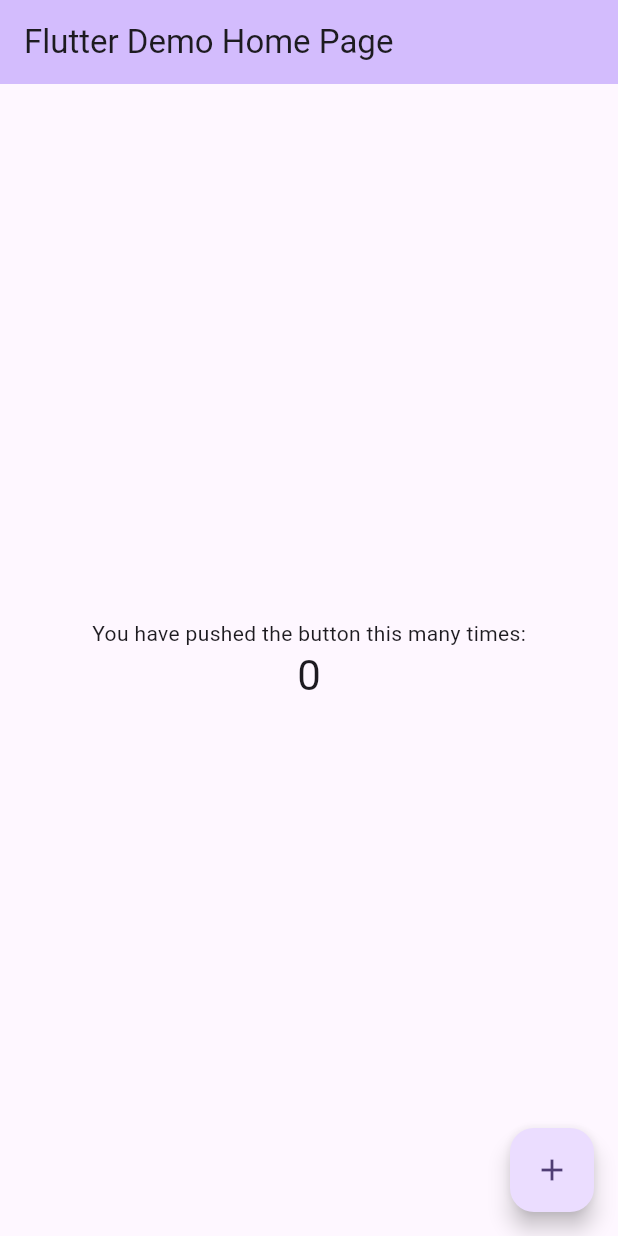
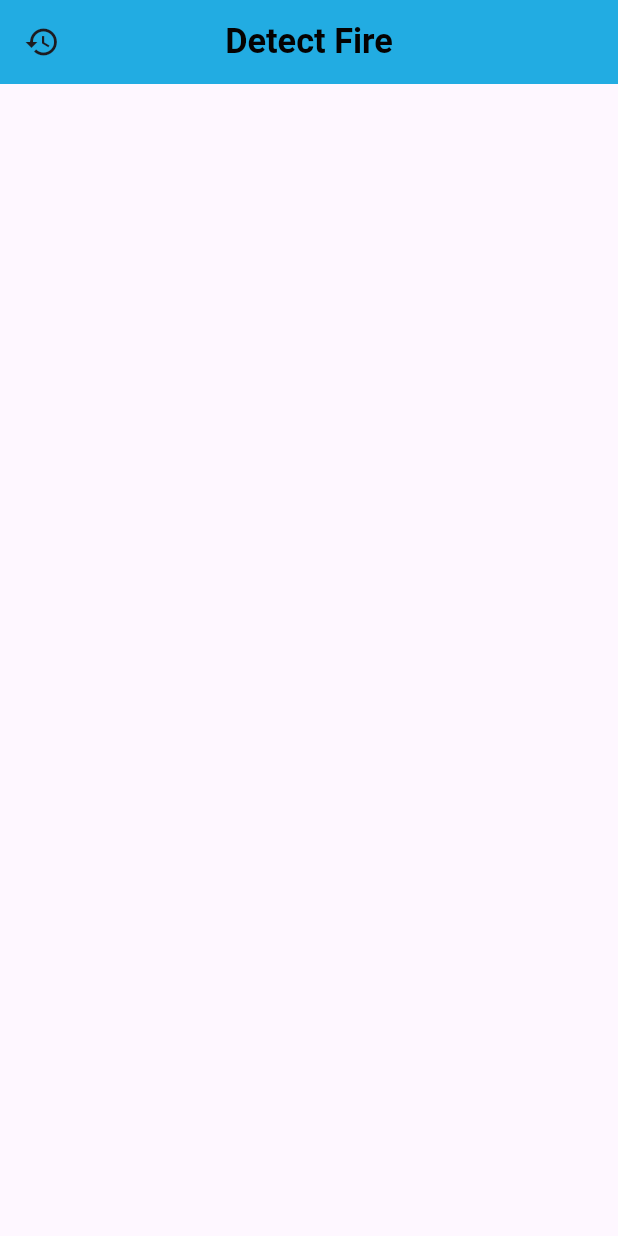
Before and after one commit to abdo2121nasser/fire_detector, a Flutter app: the screen it shows after launch, on a phone screen of 412 x 824 dp. Run offline on Flutter 3.47's test engine with Material 3 defaults, Android fonts, the phone set to English and light mode, and no system bars; our stand-ins replace device_preview, flutter_screenutil, go_router.

Commit message:
init app,font size create custom_app_bar_widget.dart

```diff
--- a/lib/configeration/routes.dart
+++ b/lib/configeration/routes.dart
@@ -0,0 +1,17 @@
+import 'package:fire_detector/features/detector_feature/screens/fire_detector_screen.dart';
+import 'package:go_router/go_router.dart';
+
+class AppRoute {
+  static const fireDetectorScreen = '/';
+
+
+  static final router = GoRouter(
+    routes: [
+      GoRoute(
+        path: fireDetectorScreen,
+        builder: (context, state) =>FireDetectorScreen(),
+            ),
+
+    ]
+  );
+}
--- /dev/null
+++ b/lib/core/utils/colors/colors.dart
@@ -0,0 +1,7 @@
+import 'dart:ui';
+
+class AppColor {
+  static const Color primaryColor = Color(0xffe25822);
+  static const Color secondaryColor = Color(0xff22ace2);
+  static const Color textColor = Color(0xff040201);
+}
--- /dev/null
+++ b/lib/core/utils/values/app_size.dart
@@ -0,0 +1,31 @@
+import 'package:flutter_screenutil/flutter_screenutil.dart';
+
+class AppVerticalSize{
+
+  static double s14=14.h;
+  static double s16=16.h;
+  static double s18=18.h;
+
+
+}
+
+
+class AppHorizontalSize{
+
+  static double s14=14.w;
+  static double s16=16.w;
+  static double s18=18.w;
+
+
+}
+class AppRadiusSize{
+
+  static double s14=14.r;
+  static double s16=16.r;
+  static double s18=18.r;
+  static double s20=20.r;
+  static double s25=25.r;
+  static double s30=30.r;
+
+
+}
--- /dev/null
+++ b/lib/core/utils/values/font_size.dart
@@ -0,0 +1,10 @@
+import 'package:flutter_screenutil/flutter_screenutil.dart';
+
+class AppFontSize{
+
+
+  static double s14=14.sp;
+  static double s16=16.sp;
+  static double s18=18.sp;
+  static double s20=20.sp;
+}
--- /dev/null
+++ b/lib/features/detector_feature/screens/fire_detector_screen.dart
@@ -0,0 +1,16 @@
+import 'package:fire_detector/core/utils/colors/colors.dart';
+import 'package:fire_detector/core/utils/values/font_size.dart';
+import 'package:flutter/material.dart';
+
+import '../widgets/custom_app_bar_widget.dart';
+
+class FireDetectorScreen extends StatelessWidget {
+  const FireDetectorScreen({super.key});
+
+  @override
+  Widget build(BuildContext context) {
+    return const Scaffold(
+      appBar: CustomAppBarWidget(),
+    );
+  }
+}
--- /dev/null
+++ b/lib/features/detector_feature/widgets/custom_app_bar_widget.dart
@@ -0,0 +1,29 @@
+import 'package:flutter/material.dart';
+
+import '../../../core/utils/colors/colors.dart';
+import '../../../core/utils/values/font_size.dart';
+
+class CustomAppBarWidget extends StatelessWidget implements PreferredSizeWidget {
+  const CustomAppBarWidget({super.key});
+
+
+
+  @override
+  Widget build(BuildContext context) {
+    return AppBar(
+      leading: IconButton(onPressed: () {}, icon: const Icon(Icons.history)),
+      backgroundColor: AppColor.secondaryColor,
+      title: Text(
+        "Detect Fire",
+        style: TextStyle(
+            color: AppColor.textColor,
+            fontWeight: FontWeight.bold,
+            fontSize: AppFontSize.s20),
+      ),
+      centerTitle: true,
+    );
+  }
+
+  @override
+  Size get preferredSize => const Size.fromHeight(kToolbarHeight);
+}
--- a/lib/main.dart
+++ b/lib/main.dart
@@ -1,125 +1,6 @@
+import 'package:fire_detector/root/app_root.dart';
 import 'package:flutter/material.dart';
 
 void main() {
-  runApp(const MyApp());
+  runApp(const FireDetectorApp());
 }
-
-class MyApp extends StatelessWidget {
-  const MyApp({super.key});
-
-  // This widget is the root of your application.
-  @override
-  Widget build(BuildContext context) {
-    return MaterialApp(
-      title: 'Flutter Demo',
-      theme: ThemeData(
-        // This is the theme of your application.
-        //
-        // TRY THIS: Try running your application with "flutter run". You'll see
-        // the application has a purple toolbar. Then, without quitting the app,
-        // try changing the seedColor in the colorScheme below to Colors.green
-        // and then invoke "hot reload" (save your changes or press the "hot
-        // reload" button in a Flutter-supported IDE, or press "r" if you used
-        // the command line to start the app).
-        //
-        // Notice that the counter didn't reset back to zero; the application
-        // state is not lost during the reload. To reset the state, use hot
-        // restart instead.
-        //
-        // This works for code too, not just values: Most code changes can be
-        // tested with just a hot reload.
-        colorScheme: ColorScheme.fromSeed(seedColor: Colors.deepPurple),
-        useMaterial3: true,
-      ),
-      home: const MyHomePage(title: 'Flutter Demo Home Page'),
-    );
-  }
-}
-
-class MyHomePage extends StatefulWidget {
-  const MyHomePage({super.key, required this.title});
-
-  // This widget is the home page of your application. It is stateful, meaning
-  // that it has a State object (defined below) that contains fields that affect
-  // how it looks.
-
-  // This class is the configuration for the state. It holds the values (in this
-  // case the title) provided by the parent (in this case the App widget) and
-  // used by the build method of the State. Fields in a Widget subclass are
-  // always marked "final".
-
-  final String title;
-
-  @override
-  State<MyHomePage> createState() => _MyHomePageState();
-}
-
-class _MyHomePageState extends State<MyHomePage> {
-  int _counter = 0;
-
-  void _incrementCounter() {
-    setState(() {
-      // This call to setState tells the Flutter framework that something has
-      // changed in this State, which causes it to rerun the build method below
-      // so that the display can reflect the updated values. If we changed
-      // _counter without calling setState(), then the build method would not be
-      // called again, and so nothing would appear to happen.
-      _counter++;
-    });
-  }
-
-  @override
-  Widget build(BuildContext context) {
-    // This method is rerun every time setState is called, for instance as done
-    // by the _incrementCounter method above.
-    //
-    // The Flutter framework has been optimized to make rerunning build methods
-    // fast, so that you can just rebuild anything that needs updating rather
-    // than having to individually change instances of widgets.
-    return Scaffold(
-      appBar: AppBar(
-        // TRY THIS: Try changing the color here to a specific color (to
-        // Colors.amber, perhaps?) and trigger a hot reload to see the AppBar
-        // change color while the other colors stay the same.
-        backgroundColor: Theme.of(context).colorScheme.inversePrimary,
-        // Here we take the value from the MyHomePage object that was created by
-        // the App.build method, and use it to set our appbar title.
-        title: Text(widget.title),
-      ),
-      body: Center(
-        // Center is a layout widget. It takes a single child and positions it
-        // in the middle of the parent.
-        child: Column(
-          // Column is also a layout widget. It takes a list of children and
-          // arranges them vertically. By default, it sizes itself to fit its
-          // children horizontally, and tries to be as tall as its parent.
-          //
-          // Column has various properties to control how it sizes itself and
-          // how it positions its children. Here we use mainAxisAlignment to
-          // center the children vertically; the main axis here is the vertical
-          // axis because Columns are vertical (the cross axis would be
-          // horizontal).
-          //
-          // TRY THIS: Invoke "debug painting" (choose the "Toggle Debug Paint"
-          // action in the IDE, or press "p" in the console), to see the
-          // wireframe for each widget.
-          mainAxisAlignment: MainAxisAlignment.center,
-          children: <Widget>[
-            const Text(
-              'You have pushed the button this many times:',
-            ),
-            Text(
-              '$_counter',
-              style: Theme.of(context).textTheme.headlineMedium,
-            ),
-          ],
-        ),
-      ),
-      floatingActionButton: FloatingActionButton(
-        onPressed: _incrementCounter,
-        tooltip: 'Increment',
-        child: const Icon(Icons.add),
-      ), // This trailing comma makes auto-formatting nicer for build methods.
-    );
-  }
-}
--- /dev/null
+++ b/lib/root/app_root.dart
@@ -0,0 +1,28 @@
+import 'package:device_preview/device_preview.dart';
+import 'package:fire_detector/configeration/routes.dart';
+import 'package:fire_detector/features/detector_feature/screens/fire_detector_screen.dart';
+import 'package:flutter/material.dart';
+import 'package:flutter_screenutil/flutter_screenutil.dart';
+
+class FireDetectorApp extends StatelessWidget {
+  const FireDetectorApp({super.key});
+
+  @override
+  Widget build(BuildContext context) {
+    return ScreenUtilInit(
+      designSize: const Size(360, 690),
+      minTextAdapt: true,
+      splitScreenMode: true,
+      builder: (context, child) => DevicePreview(
+        // enabled: true,
+        builder: (context) => SafeArea(
+          child: MaterialApp.router(
+            debugShowCheckedModeBanner: false,
+            // builder: DevicePreview.appBuilder,
+            routerConfig: AppRoute.router,
+          ),
+        ),
+      ),
+    );
+  }
+}
--- a/pubspec.yaml
+++ b/pubspec.yaml
@@ -43,6 +43,8 @@ dependencies:
   firebase_auth: ^5.3.4
   image_picker: ^1.1.2
   firebase_core: ^3.8.0
+  device_preview: ^1.1.0
+  flutter_screenutil: ^5.9.3
 
 
 dev_dependencies:
```
Also changed, not shown: pubspec.lock, 2 other files.
